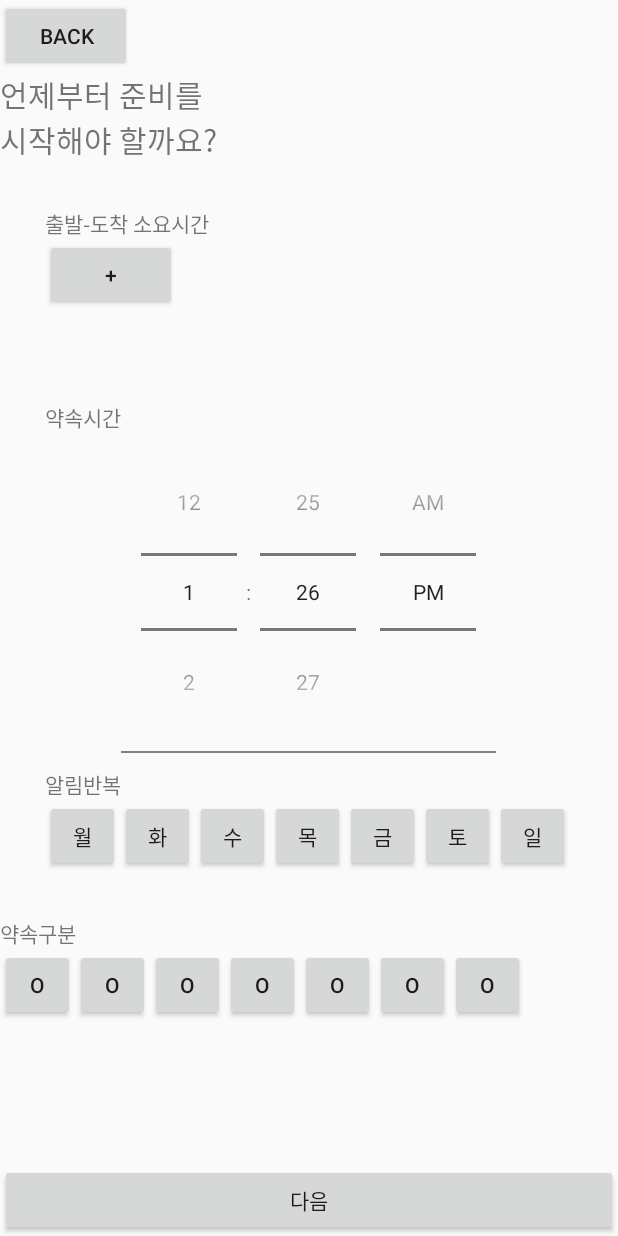
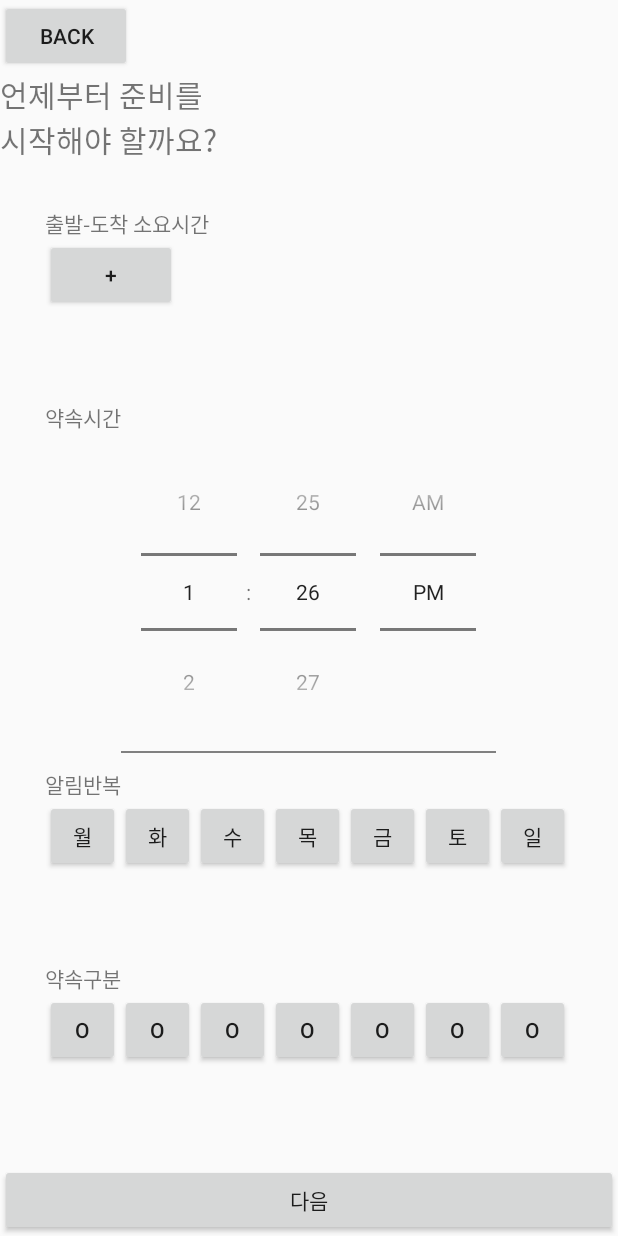
Before and after one commit to Nexters/TickTock-android, an Android app: the layout activity_alarm_setting_first.xml on its own in the app's theme, with its tools: preview values and no code run, on a phone screen of 412 x 824 dp. Run offline under Robolectric (Android 15) with nearby library versions, the phone set to English and light mode, and no system bars.

Commit message:
feat: #31 add the classification margin

```diff
--- a/app/src/main/res/layout/activity_alarm_setting_first.xml
+++ b/app/src/main/res/layout/activity_alarm_setting_first.xml
@@ -130,7 +130,8 @@
                 <LinearLayout
                     android:layout_width="match_parent"
                     android:layout_height="wrap_content"
-                    android:orientation="vertical">
+                    android:orientation="vertical"
+                    android:layout_margin="30dp">
 
                     <TextView
                         android:layout_width="wrap_content"
```
